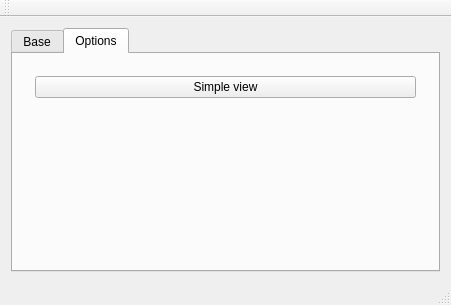
Above: src-qt4/pc-syskeyboard/mainwindow.ui from trueos/pcbsd before the change. Below: the same form after it.
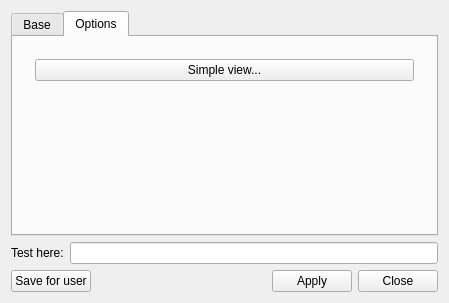
That is the form after the change. The open tabs and pages were chosen to show the change. Custom widgets are drawn as their Qt base class.

Commit message: Keyboard settings: main window now works, Apply settings works. Util is ready at 90%

Patch:
```diff
--- a/src-qt4/pc-syskeyboard/mainwindow.ui
+++ b/src-qt4/pc-syskeyboard/mainwindow.ui
@@ -6,8 +6,8 @@
    <rect>
     <x>0</x>
     <y>0</y>
-    <width>451</width>
-    <height>305</height>
+    <width>449</width>
+    <height>303</height>
    </rect>
   </property>
   <property name="windowTitle">
@@ -106,9 +106,9 @@
           <widget class="QWidget" name="page_2">
            <layout class="QVBoxLayout" name="verticalLayout_6">
             <item>
-             <widget class="QPushButton" name="pushButton_2">
+             <widget class="QPushButton" name="simpleViewBtn">
               <property name="text">
-               <string>Simple view</string>
+               <string>Simple view...</string>
               </property>
              </widget>
             </item>
@@ -123,6 +123,58 @@
       </widget>
      </widget>
     </item>
+    <item>
+     <layout class="QHBoxLayout" name="horizontalLayout_3">
+      <item>
+       <widget class="QLabel" name="label_2">
+        <property name="text">
+         <string>Test here:</string>
+        </property>
+       </widget>
+      </item>
+      <item>
+       <widget class="QLineEdit" name="lineEdit"/>
+      </item>
+     </layout>
+    </item>
+    <item>
+     <layout class="QHBoxLayout" name="horizontalLayout_2">
+      <item>
+       <widget class="QPushButton" name="pushButton_3">
+        <property name="text">
+         <string>Save for user</string>
+        </property>
+       </widget>
+      </item>
+      <item>
+       <spacer name="horizontalSpacer_3">
+        <property name="orientation">
+         <enum>Qt::Horizontal</enum>
+        </property>
+        <property name="sizeHint" stdset="0">
+         <size>
+          <width>40</width>
+          <height>20</height>
+         </size>
+        </property>
+       </spacer>
+      </item>
+      <item>
+       <widget class="QPushButton" name="applyBtn">
+        <property name="text">
+         <string>Apply</string>
+        </property>
+       </widget>
+      </item>
+      <item>
+       <widget class="QPushButton" name="pushButton_2">
+        <property name="text">
+         <string>Close</string>
+        </property>
+       </widget>
+      </item>
+     </layout>
+    </item>
    </layout>
   </widget>
   <widget class="QMenuBar" name="menuBar">
@@ -135,15 +187,6 @@
     </rect>
    </property>
   </widget>
-  <widget class="QToolBar" name="mainToolBar">
-   <attribute name="toolBarArea">
-    <enum>TopToolBarArea</enum>
-   </attribute>
-   <attribute name="toolBarBreak">
-    <bool>false</bool>
-   </attribute>
-  </widget>
-  <widget class="QStatusBar" name="statusBar"/>
  </widget>
  <layoutdefault spacing="6" margin="11"/>
  <customwidgets>
```
Left out of the diff: 14 changed lines with no effect on the pictures. The commit also changes 5 other files.
